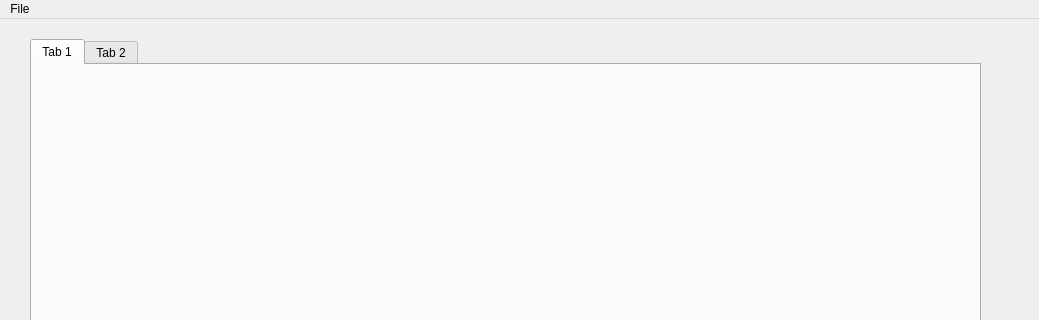
Old version of the form Code/Mantid/PythonAPI/scripts/Interface/ui/reduction_main.ui in the repository mantidproject/mantid; both pictures show x 0 to 1039 and y 0 to 320 of the 1039 by 905 pixel window.
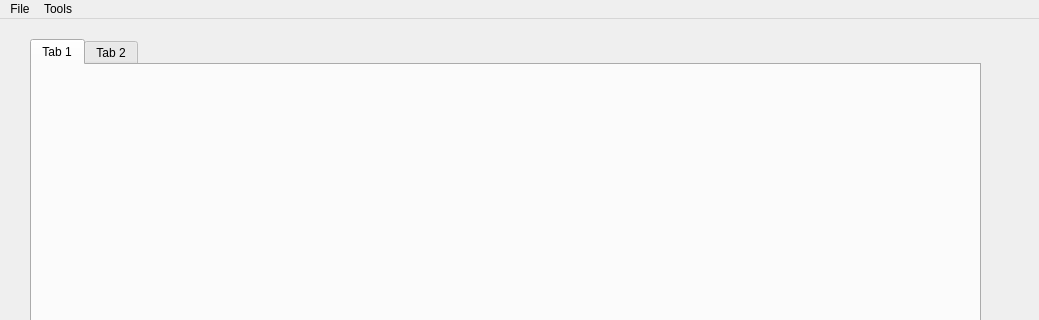
New version of the form. The open tabs and pages were chosen to show the change.

Commit message: Added application settings. Re #1650

Patch:
```diff
--- a/Code/Mantid/PythonAPI/scripts/Interface/ui/reduction_main.ui
+++ b/Code/Mantid/PythonAPI/scripts/Interface/ui/reduction_main.ui
@@ -80,7 +80,13 @@
      <string>File</string>
     </property>
    </widget>
+   <widget class="QMenu" name="tools_menu">
+    <property name="title">
+     <string>Tools</string>
+    </property>
+   </widget>
    <addaction name="file_menu"/>
+   <addaction name="tools_menu"/>
   </widget>
   <widget class="QStatusBar" name="statusbar"/>
   <action name="actionOpen">
```
Left out of the diff: 2 changed lines with no effect on the pictures. The commit also changes 1 other file.
